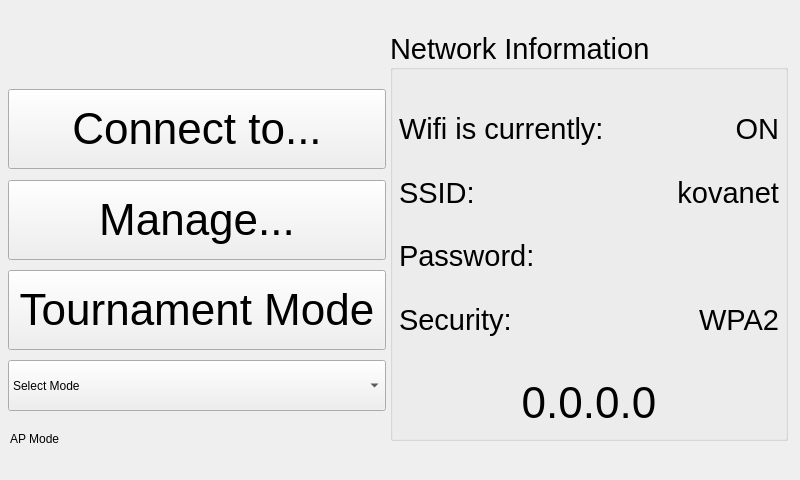
Qt form ui/NetworkSettingsWidget.ui (kipr/botui) before a commit.
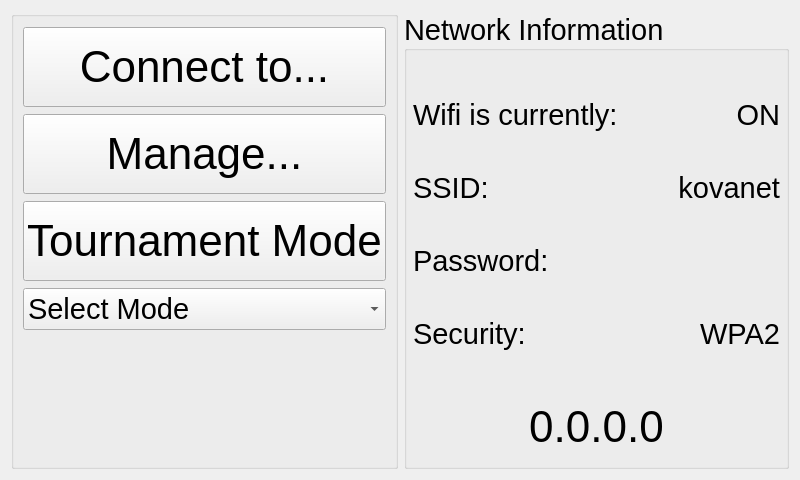
The same form after that commit. Icons and pictures are not drawn.

Commit message: Connected AboutPage Wifi address with NetworkManager for IP instead of QProcess

```diff
--- a/ui/NetworkSettingsWidget.ui
+++ b/ui/NetworkSettingsWidget.ui
@@ -13,15 +13,157 @@
   <property name="windowTitle">
    <string>Network Settings</string>
   </property>
+  <layout class="QVBoxLayout" name="verticalLayout">
+   <item>
+    <layout class="QHBoxLayout" name="horizontalLayout_3">
+     <property name="sizeConstraint">
+      <enum>QLayout::SetFixedSize</enum>
+     </property>
+     <item>
+      <widget class="QGroupBox" name="ConnectionInfo">
+       <property name="font">
+        <font>
+         <pointsize>22</pointsize>
+        </font>
+       </property>
+       <property name="title">
+        <string/>
+       </property>
+       <property name="alignment">
+        <set>Qt::AlignLeading|Qt::AlignLeft|Qt::AlignVCenter</set>
+       </property>
+       <layout class="QVBoxLayout" name="verticalLayout_3">
+        <item>
+         <widget class="QPushButton" name="ConnectButton">
+          <property name="enabled">
+           <bool>true</bool>
+          </property>
+          <property name="minimumSize">
+           <size>
+            <width>0</width>
+            <height>80</height>
+           </size>
+          </property>
+          <property name="font">
+           <font>
+            <pointsize>33</pointsize>
+           </font>
+          </property>
+          <property name="text">
+           <string>Connect to...</string>
+          </property>
+          <property name="icon">
+           <iconset resource="../rc/icons.qrc">
+            <normaloff>:/icons/wifi.png</normaloff>:/icons/wifi.png</iconset>
+          </property>
+          <property name="iconSize">
+           <size>
+            <width>30</width>
+            <height>30</height>
+           </size>
+          </property>
+          <property name="checkable">
+           <bool>false</bool>
+          </property>
+         </widget>
+        </item>
+        <item>
+         <widget class="QPushButton" name="ManageButton">
+          <property name="minimumSize">
+           <size>
+            <width>0</width>
+            <height>80</height>
+           </size>
+          </property>
+          <property name="font">
+           <font>
+            <pointsize>33</pointsize>
+           </font>
+          </property>
+          <property name="text">
+           <string>Manage...</string>
+          </property>
+          <property name="icon">
+           <iconset resource="../rc/icons.qrc">
+            <normaloff>:/icons/wrench1.png</normaloff>:/icons/wrench1.png</iconset>
+          </property>
+          <property name="iconSize">
+           <size>
+            <width>30</width>
+            <height>30</height>
+           </size>
+          </property>
+         </widget>
+        </item>
+        <item>
+         <widget class="QPushButton" name="TournamentModeButton">
+          <property name="minimumSize">
+           <size>
+            <width>0</width>
+            <height>80</height>
+           </size>
+          </property>
+          <property name="font">
+           <font>
+            <pointsize>33</pointsize>
+           </font>
+          </property>
+          <property name="text">
+           <string>Tournament Mode</string>
+          </property>
+         </widget>
+        </item>
+        <item>
+         <widget class="QComboBox" name="connectionModeSelect">
+          <property name="currentText">
+           <string extracomment="Connection Mode">Select Mode</string>
+          </property>
+          <property name="maxVisibleItems">
+           <number>3</number>
+          </property>
+          <item>
+           <property name="text">
+            <string>Select Mode</string>
+           </property>
+          </item>
+          <item>
+           <property name="text">
+            <string>AP Mode</string>
+           </property>
+          </item>
+          <item>
+           <property name="text">
+            <string>Client Mode</string>
+           </property>
+          </item>
+          <item>
+           <property name="text">
+            <string>Wifi Off</string>
+           </property>
+          </item>
+         </widget>
+        </item>
+        <item>
+         <spacer name="verticalSpacer_3">
+          <property name="orientation">
+           <enum>Qt::Vertical</enum>
+          </property>
+          <property name="sizeType">
+           <enum>QSizePolicy::Preferred</enum>
+          </property>
+          <property name="sizeHint" stdset="0">
+           <size>
+            <width>20</width>
+            <height>125</height>
+           </size>
+          </property>
+         </spacer>
+        </item>
+       </layout>
+      </widget>
+     </item>
+     <item>
   <widget class="QGroupBox" name="NetworkInfo">
-   <property name="geometry">
-    <rect>
-     <x>390</x>
-     <y>30</y>
-     <width>398</width>
-     <height>411</height>
-    </rect>
-   </property>
    <property name="font">
     <font>
      <pointsize>22</pointsize>
@@ -87,7 +229,7 @@
      </layout>
     </item>
     <item>
-     <layout class="QHBoxLayout" name="horizontalLayout_3">
+         <layout class="QHBoxLayout" name="SSIDHorizontal">
       <item>
        <widget class="QLabel" name="ssidLabel">
         <property name="font">
@@ -219,153 +361,10 @@
     </item>
    </layout>
   </widget>
-  <widget class="QPushButton" name="tournamentMode">
-   <property name="geometry">
-    <rect>
-     <x>8</x>
-     <y>270</y>
-     <width>378</width>
-     <height>80</height>
-    </rect>
-   </property>
-   <property name="minimumSize">
-    <size>
-     <width>0</width>
-     <height>80</height>
-    </size>
-   </property>
-   <property name="font">
-    <font>
-     <pointsize>33</pointsize>
-    </font>
-   </property>
-   <property name="text">
-    <string>Tournament Mode</string>
-   </property>
-  </widget>
-  <widget class="QPushButton" name="connect">
-   <property name="enabled">
-    <bool>true</bool>
-   </property>
-   <property name="geometry">
-    <rect>
-     <x>8</x>
-     <y>89</y>
-     <width>378</width>
-     <height>80</height>
-    </rect>
-   </property>
-   <property name="minimumSize">
-    <size>
-     <width>0</width>
-     <height>80</height>
-    </size>
-   </property>
-   <property name="font">
-    <font>
-     <pointsize>33</pointsize>
-    </font>
-   </property>
-   <property name="text">
-    <string>Connect to...</string>
-   </property>
-   <property name="icon">
-    <iconset>
-     <normaloff>:/icons/fontawesome/solid/icons/fontawesome/solid/wifi.svg</normaloff>:/icons/fontawesome/solid/icons/fontawesome/solid/wifi.svg</iconset>
-   </property>
-   <property name="iconSize">
-    <size>
-     <width>30</width>
-     <height>30</height>
-    </size>
-   </property>
-   <property name="checkable">
-    <bool>false</bool>
-   </property>
-  </widget>
-  <widget class="QPushButton" name="manage">
-   <property name="geometry">
-    <rect>
-     <x>8</x>
-     <y>180</y>
-     <width>378</width>
-     <height>80</height>
-    </rect>
-   </property>
-   <property name="minimumSize">
-    <size>
-     <width>0</width>
-     <height>80</height>
-    </size>
-   </property>
-   <property name="font">
-    <font>
-     <pointsize>33</pointsize>
-    </font>
-   </property>
-   <property name="text">
-    <string>Manage...</string>
-   </property>
-   <property name="icon">
-    <iconset>
-     <normaloff>:/icons/fontawesome/solid/icons/fontawesome/solid/wrench.svg</normaloff>:/icons/fontawesome/solid/icons/fontawesome/solid/wrench.svg</iconset>
-   </property>
-   <property name="iconSize">
-    <size>
-     <width>30</width>
-     <height>30</height>
-    </size>
-   </property>
-  </widget>
-  <widget class="QComboBox" name="connectionMode">
-   <property name="geometry">
-    <rect>
-     <x>8</x>
-     <y>360</y>
-     <width>378</width>
-     <height>51</height>
-    </rect>
-   </property>
-   <property name="currentText">
-    <string extracomment="Connection Mode">Select Mode</string>
-   </property>
-   <property name="maxVisibleItems">
-    <number>3</number>
-   </property>
-   <item>
-    <property name="text">
-     <string>Select Mode</string>
-    </property>
-   </item>
-   <item>
-    <property name="text">
-     <string>AP Mode</string>
-    </property>
+     </item>
+    </layout>
    </item>
-   <item>
-    <property name="text">
-     <string>Client Mode</string>
-    </property>
-   </item>
-   <item>
-    <property name="text">
-     <string>Wifi Off</string>
-    </property>
-   </item>
-  </widget>
-  <widget class="QLabel" name="connectionModeLabel">
-   <property name="geometry">
-    <rect>
-     <x>10</x>
-     <y>430</y>
-     <width>67</width>
-     <height>17</height>
-    </rect>
-   </property>
-   <property name="text">
-    <string>AP Mode</string>
-   </property>
-  </widget>
+  </layout>
  </widget>
  <resources>
   <include location="../rc/icons.qrc"/>
```
Left out of the diff: 27 changed lines with no effect on the pictures. Lines whose indentation alone changed are shown as unchanged. The commit also changes 15 other files.
